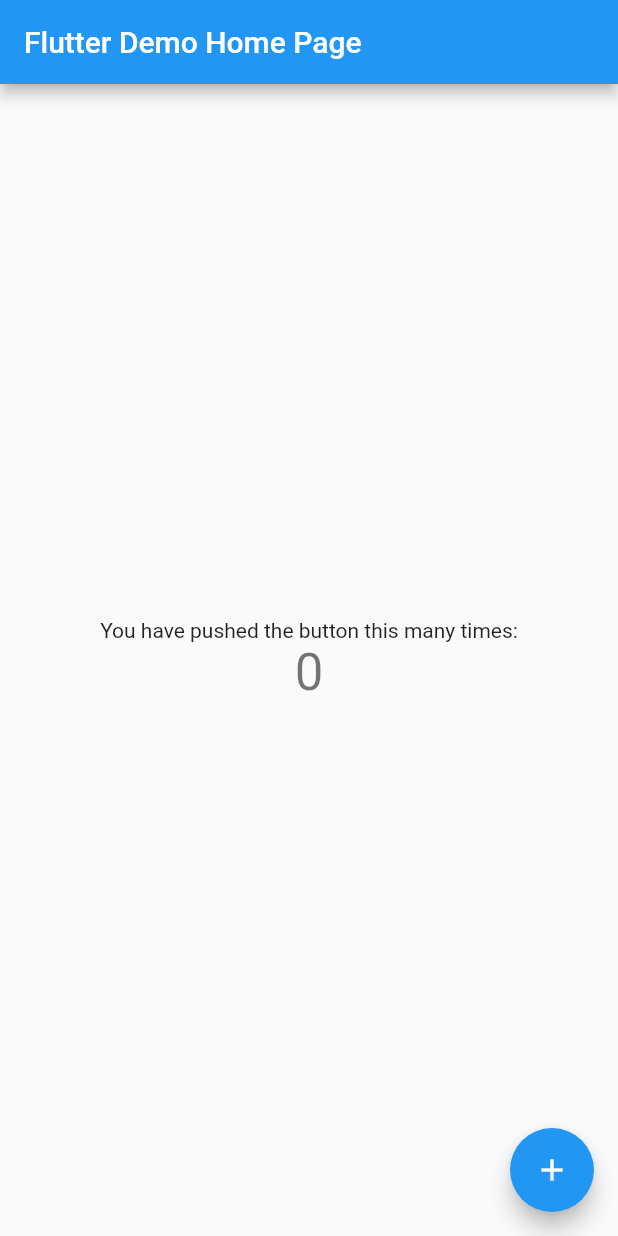
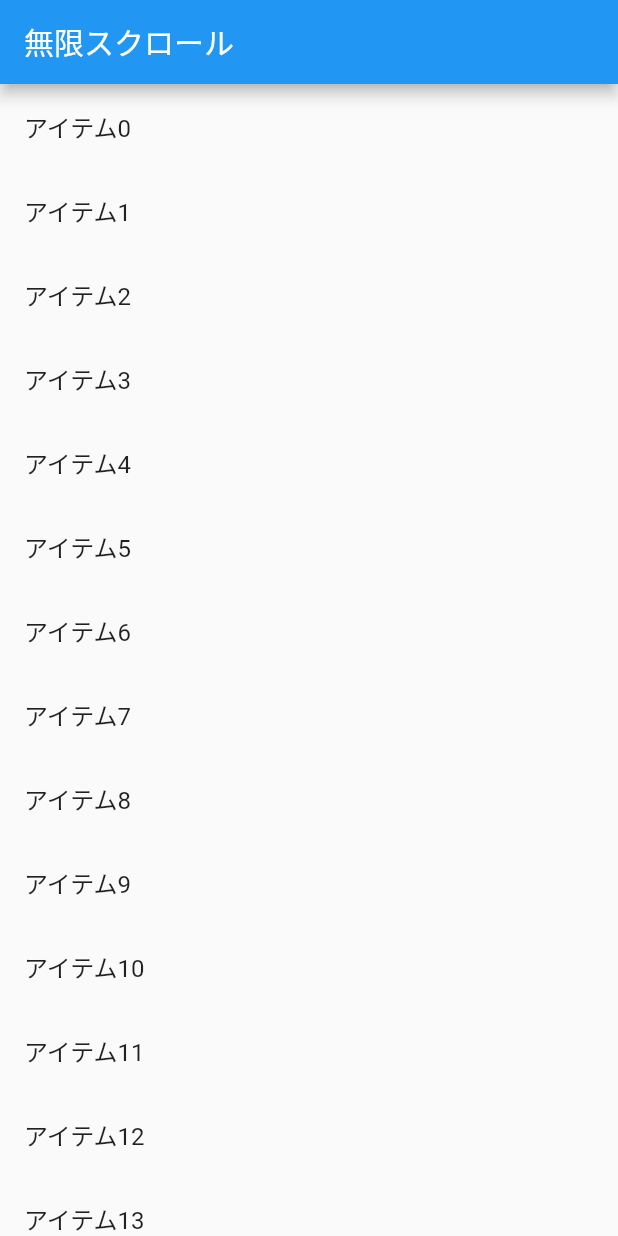
Before and after one commit to Kodai0322/flutter_infinite_scroll_app, a Flutter app: the screen it shows after launch, on a phone screen of 412 x 824 dp. Run offline on Flutter 3.47's test engine with Material 2 defaults, Android fonts, the phone set to English and light mode, and no system bars.

Commit message:
first commit

```diff
--- a/lib/main.dart
+++ b/lib/main.dart
@@ -9,103 +9,89 @@ class MyApp extends StatelessWidget {
     return MaterialApp(
       title: 'Flutter Demo',
       theme: ThemeData(
-        // This is the theme of your application.
-        //
-        // Try running your application with "flutter run". You'll see the
-        // application has a blue toolbar. Then, without quitting the app, try
-        // changing the primarySwatch below to Colors.green and then invoke
-        // "hot reload" (press "r" in the console where you ran "flutter run",
-        // or simply save your changes to "hot reload" in a Flutter IDE).
-        // Notice that the counter didn't reset back to zero; the application
-        // is not restarted.
         primarySwatch: Colors.blue,
       ),
-      home: MyHomePage(title: 'Flutter Demo Home Page'),
+      home: MyHomePage(),
     );
   }
 }
 
 class MyHomePage extends StatefulWidget {
-  MyHomePage({Key key, this.title}) : super(key: key);
-
-  // This widget is the home page of your application. It is stateful, meaning
-  // that it has a State object (defined below) that contains fields that affect
-  // how it looks.
-
-  // This class is the configuration for the state. It holds the values (in this
-  // case the title) provided by the parent (in this case the App widget) and
-  // used by the build method of the State. Fields in a Widget subclass are
-  // always marked "final".
-
-  final String title;
-
   @override
   _MyHomePageState createState() => _MyHomePageState();
 }
 
 class _MyHomePageState extends State<MyHomePage> {
-  int _counter = 0;
+  List<String> items = [];
+  @override
+  Widget build(BuildContext context) {
+    // TODO: implement build
+    return Scaffold(
+      appBar: AppBar(
+        title: Text("無限スクロール"),
+      ),
+      body: ListView.builder(
+        itemBuilder: (context, index) {
+          if (index == items.length) {
+            _load();
+            return Center(child: CircularProgressIndicator());
+          } else if (items.length < index) {
+            return null;
+          } else {
+            return Container(
+              child: ListTile(title: Text(items[index])),
+            );
+          }
+        },
+      ),
+    );
+  }
 
-  void _incrementCounter() {
+  void _load() async {
+    await new Future.delayed(const Duration(microseconds: 5));
     setState(() {
-      // This call to setState tells the Flutter framework that something has
-      // changed in this State, which causes it to rerun the build method below
-      // so that the display can reflect the updated values. If we changed
-      // _counter without calling setState(), then the build method would not be
-      // called again, and so nothing would appear to happen.
-      _counter++;
+      var s = items.length;
+      for (var i = 0; i < 5000000; i++) {
+        items.add("アイテム${s + i}");
+      }
     });
   }
+  // ScrollController controller;
+  // List<String> items = new List.generate(100000, (index) => '- $index m');
 
-  @override
-  Widget build(BuildContext context) {
-    // This method is rerun every time setState is called, for instance as done
-    // by the _incrementCounter method above.
-    //
-    // The Flutter framework has been optimized to make rerunning build methods
-    // fast, so that you can just rebuild anything that needs updating rather
-    // than having to individually change instances of widgets.
-    return Scaffold(
-      appBar: AppBar(
-        // Here we take the value from the MyHomePage object that was created by
-        // the App.build method, and use it to set our appbar title.
-        title: Text(widget.title),
-      ),
-      body: Center(
-        // Center is a layout widget. It takes a single child and positions it
-        // in the middle of the parent.
-        child: Column(
-          // Column is also a layout widget. It takes a list of children and
-          // arranges them vertically. By default, it sizes itself to fit its
-          // children horizontally, and tries to be as tall as its parent.
-          //
-          // Invoke "debug painting" (press "p" in the console, choose the
-          // "Toggle Debug Paint" action from the Flutter Inspector in Android
-          // Studio, or the "Toggle Debug Paint" command in Visual Studio Code)
-          // to see the wireframe for each widget.
-          //
-          // Column has various properties to control how it sizes itself and
-          // how it positions its children. Here we use mainAxisAlignment to
-          // center the children vertically; the main axis here is the vertical
-          // axis because Columns are vertical (the cross axis would be
-          // horizontal).
-          mainAxisAlignment: MainAxisAlignment.center,
-          children: <Widget>[
-            Text(
-              'You have pushed the button this many times:',
-            ),
-            Text(
-              '$_counter',
-              style: Theme.of(context).textTheme.display1,
-            ),
-          ],
-        ),
-      ),
-      floatingActionButton: FloatingActionButton(
-        onPressed: _incrementCounter,
-        tooltip: 'Increment',
-        child: Icon(Icons.add),
-      ), // This trailing comma makes auto-formatting nicer for build methods.
-    );
-  }
+  // @override
+  // void initState() {
+  //   super.initState();
+  //   controller = new ScrollController()..addListener(_scrollListener);
+  // }
+
+  // @override
+  // void dispose() {
+  //   controller.removeListener(_scrollListener);
+  //   super.dispose();
+  // }
+
+  // @override
+  // Widget build(BuildContext context) {
+  //   return new Scaffold(
+  //     body: new Scrollbar(
+  //       child: new ListView.builder(
+  //         controller: controller,
+  //         itemBuilder: (context, index) {
+  //           return new Text(items[index]);
+  //         },
+  //         itemCount: items.length,
+  //       ),
+  //     ),
+  //   );
+  // }
+
+  // void _scrollListener() {
+  //   print(controller.position.extentAfter);
+  //   if (controller.position.extentAfter < 50000) {
+  //     setState(() {
+  //       items.addAll(new List.generate(100000, (index) => '- $index .m'));
+  //     });
+  //   }
+  // }
 }
```
Also changed, not shown: 1 other file.
